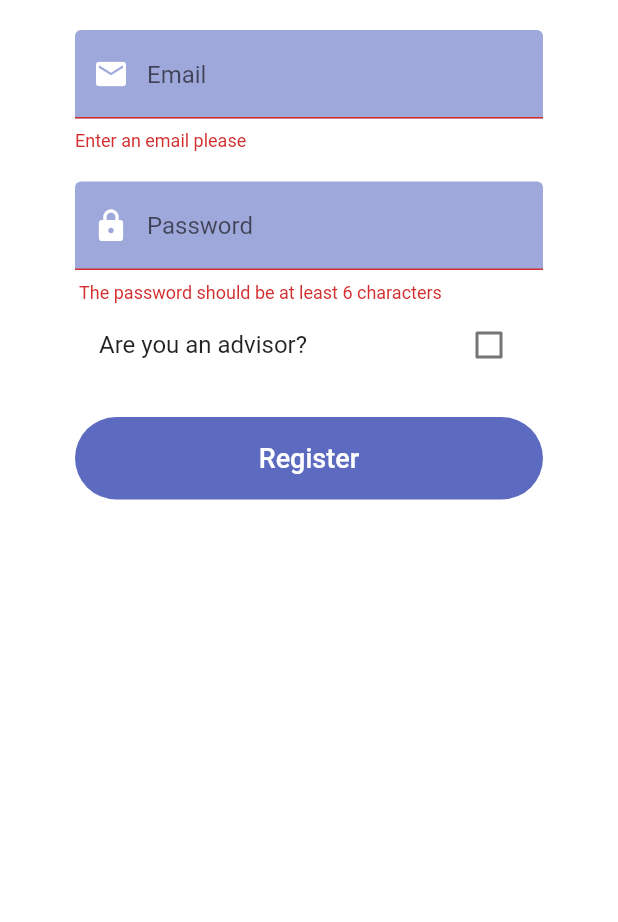
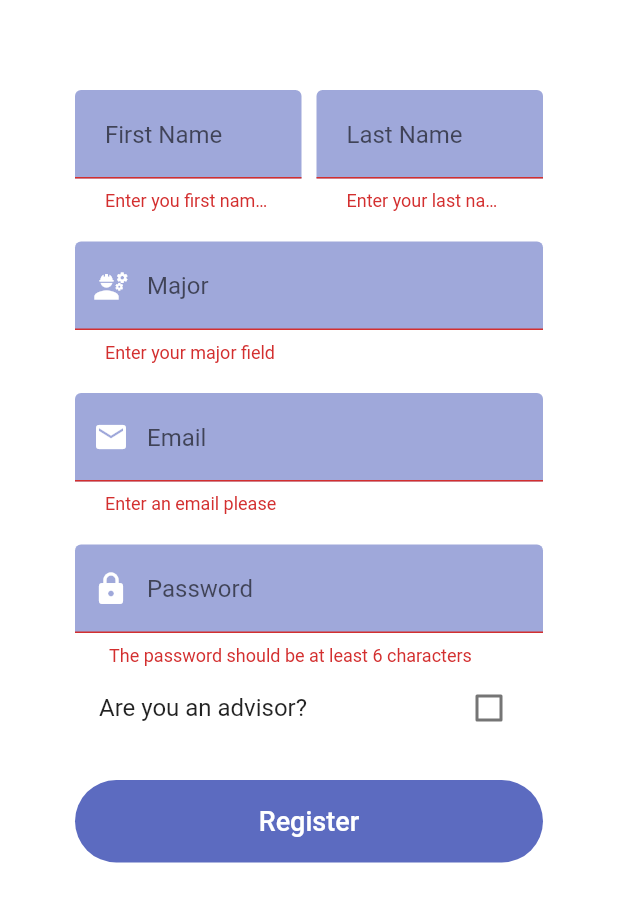
Before and after one commit to ghaidaajahjah/FYP_StudentAdvising, a Flutter app: the Register screen opened directly with empty values, after a tap on "Register", on a phone screen of 412 x 824 dp, the part 84-1006 px from its top. Run offline on Flutter 3.47's test engine with Material 2 defaults, Android fonts, the phone set to English and light mode, and no system bars; our stand-ins replace cloud_firestore, firebase_auth, firebase_core, flutter_spinkit; accounts and stored records are empty.

Commit message:
Finish User model

```diff
--- a/lib/models/user.dart
+++ b/lib/models/user.dart
@@ -1,7 +1,16 @@
 class MyUser {
-  final String uid;
-  final String? email;
-  bool? isADvisor;
+  String? uid;
+  final String? firstName;
+  final String? lastName;
+  final String? major;
+  final String email;
+  final bool? isADvisor;
 
-  MyUser({required this.email, this.isADvisor, required this.uid});
+  MyUser(
+      {this.firstName,
+      this.lastName,
+      this.major,
+      required this.email,
+      this.isADvisor,
+      this.uid});
 }
--- a/lib/screens/authenticate/register.dart
+++ b/lib/screens/authenticate/register.dart
@@ -3,9 +3,11 @@
 import 'package:flutter/material.dart';
 import 'package:flutter/src/widgets/container.dart';
 import 'package:flutter/src/widgets/framework.dart';
+import 'package:student_advising_app/models/user.dart';
 import 'package:student_advising_app/screens/authenticate/verify.dart';
 import 'package:student_advising_app/shared/loading.dart';
 import '../../services/auth.dart';
+import '../../services/database.dart';
 import '../../shared/constants.dart';
 
 class Register extends StatefulWidget {
@@ -21,6 +23,9 @@ class _RegisterState extends State<Register> {
   final _formKey = GlobalKey<FormState>();
   bool loading = false;
   String email = '';
+  String firstName = '';
+  String lastName = '';
+  String major = '';
   String password = '';
   String error = '';
   bool? isAdvisor = false;
@@ -45,13 +50,70 @@ class _RegisterState extends State<Register> {
                     style: TextButton.styleFrom(foregroundColor: Colors.white)),
               ],
             ),
-            body: Container(
+            body: SingleChildScrollView(
+              child: Container(
                 padding: EdgeInsets.symmetric(vertical: 20, horizontal: 50),
                 child: Form(
                   key: _formKey,
                   child: Column(
                       crossAxisAlignment: CrossAxisAlignment.stretch,
                       children: <Widget>[
+                        SizedBox(height: 40),
+                        Row(
+                          children: [
+                            Expanded(
+                              flex: 1,
+                              child: TextFormField(
+                                validator: (value) => value!.isEmpty
+                                    ? 'Enter you first name please'
+                                    : null,
+                                onChanged: (val) {
+                                  setState(() {
+                                    firstName = val;
+                                  });
+                                },
+                                decoration: textInputDecoration.copyWith(
+                                  hintText: 'First Name',
+                                ),
+                              ),
+                            ),
+                            SizedBox(width: 10),
+                            Expanded(
+                              flex: 1,
+                              child: TextFormField(
+                                validator: (value) => value!.isEmpty
+                                    ? 'Enter your last name please'
+                                    : null,
+                                onChanged: (val) {
+                                  setState(() {
+                                    lastName = val;
+                                  });
+                                },
+                                decoration: textInputDecoration.copyWith(
+                                  hintText: 'Last Name',
+                                ),
+                              ),
+                            ),
+                          ],
+                        ),
+                        SizedBox(height: 20),
+                        TextFormField(
+                          validator: (value) =>
+                              value!.isEmpty ? 'Enter your major field' : null,
+                          onChanged: (val) {
+                            setState(() {
+                              major = val;
+                            });
+                          },
+                          decoration: textInputDecoration.copyWith(
+                            hintText: 'Major',
+                            prefixIcon: Icon(
+                              Icons.engineering,
+                              color: Colors.white,
+                            ),
+                          ),
+                        ),
+                        SizedBox(height: 20),
                         TextFormField(
                           validator: (value) =>
                               value!.isEmpty ? 'Enter an email please' : null,
@@ -92,7 +154,7 @@ class _RegisterState extends State<Register> {
                           title: Text("Are you an advisor?"),
                           onChanged: (bool? value) {
                             setState(() {
-                            isAdvisor = value;
+                              isAdvisor = value ?? false;
                             });
                           },
                         ),
@@ -101,8 +163,15 @@ class _RegisterState extends State<Register> {
                           onPressed: () async {
                             if (_formKey.currentState!.validate()) {
                               setState(() => loading = true);
-                            dynamic result = await _authService
-                                .registerWithEmailAndPassword(email, password);
+                              MyUser? result = await _authService
+                                  .registerWithEmailAndPassword(
+                                      MyUser(
+                                          email: email,
+                                          firstName: firstName,
+                                          lastName: lastName,
+                                          major: major,
+                                          isADvisor: isAdvisor),
+                                      password);
 
                               if (result == null) {
                                 setState(() {
@@ -111,6 +180,8 @@ class _RegisterState extends State<Register> {
                                 });
                                 print(error);
                               } else {
+                                await Database().updateUserData(result);
+                                if (!mounted) return;
                                 Navigator.of(context).push(MaterialPageRoute(
                                     builder: (context) => VerifyEmail()));
                               }
@@ -138,6 +209,7 @@ class _RegisterState extends State<Register> {
                       ]),
                 ),
               ),
+            ),
           );
   }
 }
--- a/lib/services/auth.dart
+++ b/lib/services/auth.dart
@@ -30,13 +30,12 @@ class AuthService {
   }
 
   //sign in with email and pass
-  Future signInWithEmailAndPassword(
-      MyUser myUser, String email, String password) async {
+  Future signInWithEmailAndPassword(String email, String password) async {
     try {
       UserCredential credential = await _auth.signInWithEmailAndPassword(
           email: email, password: password);
       User? user = credential.user;
-      await Database().updateUserData(myUser);
+
       print(user);
       return _userFromFirebaseUser(user);
     } catch (e) {
@@ -46,13 +45,15 @@ class AuthService {
   }
 
   //register with email and pass
-  Future registerWithEmailAndPassword(String email, String password) async {
+  Future<MyUser?> registerWithEmailAndPassword(
+      MyUser myUser, String password) async {
     try {
       UserCredential credential = await _auth.createUserWithEmailAndPassword(
-          email: email, password: password);
+          email: myUser.email, password: password);
       User? user = credential.user;
+      myUser.uid = user?.uid;
       print(user);
-      return _userFromFirebaseUser(user);
+      return myUser;
     } catch (e) {
       print(e.toString());
       return null;
--- a/lib/services/database.dart
+++ b/lib/services/database.dart
@@ -9,6 +9,9 @@ class Database {
   Future<void> updateUserData(MyUser user) async {
     userCollection.doc(user.uid).set({
       "email": user.email,
+      "firstName": user.firstName,
+      "lastName": user.lastName,
+      "major": user.major,
       "isAdvisor": user.isADvisor,
     });
   }
@@ -17,6 +20,9 @@ class Database {
     return MyUser(
         email: snapshot.get("email"),
         uid: snapshot.id,
+        firstName: snapshot.get("firstName"),
+        lastName: snapshot.get("lastName"),
+        major: snapshot.get("major"),
         isADvisor: snapshot.get("isAdvisor"));
   }
 
--- a/lib/shared/constants.dart
+++ b/lib/shared/constants.dart
@@ -1,7 +1,7 @@
 import 'package:flutter/material.dart';
 
 dynamic textInputDecoration = InputDecoration(
-  contentPadding: EdgeInsets.symmetric(vertical: 20.0),
+  contentPadding: EdgeInsets.symmetric(vertical: 20.0, horizontal: 20),
   enabledBorder: OutlineInputBorder(
       borderRadius: BorderRadius.circular(30),
       borderSide: BorderSide(color: Colors.indigo.shade200, width: 2)),
```
Lines whose indentation alone changed are shown as unchanged.
